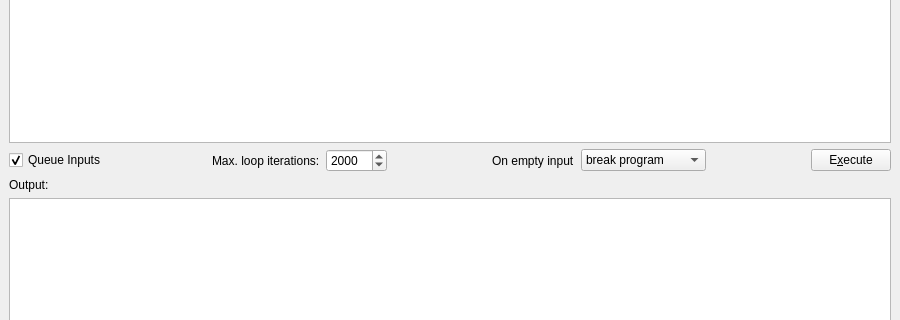
Above: src/UIMain.ui from jolange/qt-bfint before the change; both pictures show x 0 to 900 and y 213 to 533 of the 900 by 750 pixel window. Below: the same form after it.
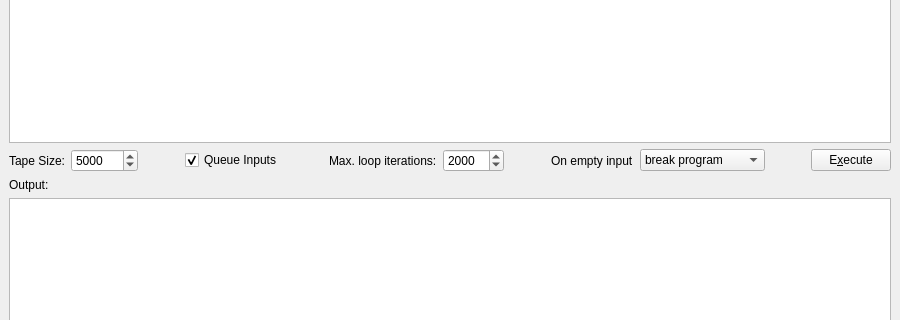
That is the form after the change.

Commit message: variable tape size

```diff
--- a/src/UIMain.ui
+++ b/src/UIMain.ui
@@ -67,6 +67,45 @@
     </item>
     <item>
      <layout class="QHBoxLayout" name="horizontalLayout">
+      <item>
+       <widget class="QLabel" name="label_5">
+        <property name="toolTip">
+         <string>Set number of Cells</string>
+        </property>
+        <property name="text">
+         <string>Tape Size:</string>
+        </property>
+       </widget>
+      </item>
+      <item>
+       <widget class="QSpinBox" name="sbTapeSize">
+        <property name="toolTip">
+         <string>Set number of Cells</string>
+        </property>
+        <property name="maximum">
+         <number>100000</number>
+        </property>
+        <property name="singleStep">
+         <number>1000</number>
+        </property>
+        <property name="value">
+         <number>5000</number>
+        </property>
+       </widget>
+      </item>
+      <item>
+       <spacer name="horizontalSpacer_4">
+        <property name="orientation">
+         <enum>Qt::Horizontal</enum>
+        </property>
+        <property name="sizeHint" stdset="0">
+         <size>
+          <width>40</width>
+          <height>20</height>
+         </size>
+        </property>
+       </spacer>
+      </item>
       <item>
        <widget class="QCheckBox" name="cbQueueInputs">
         <property name="minimumSize">
```
The commit also changes 5 other files.
